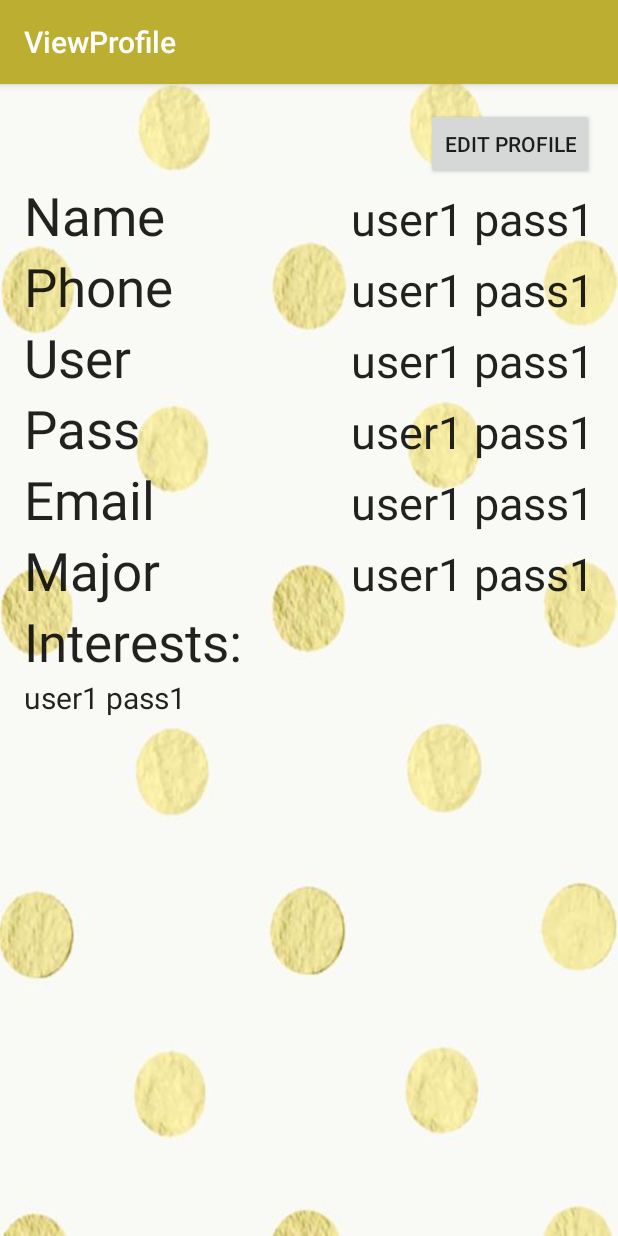
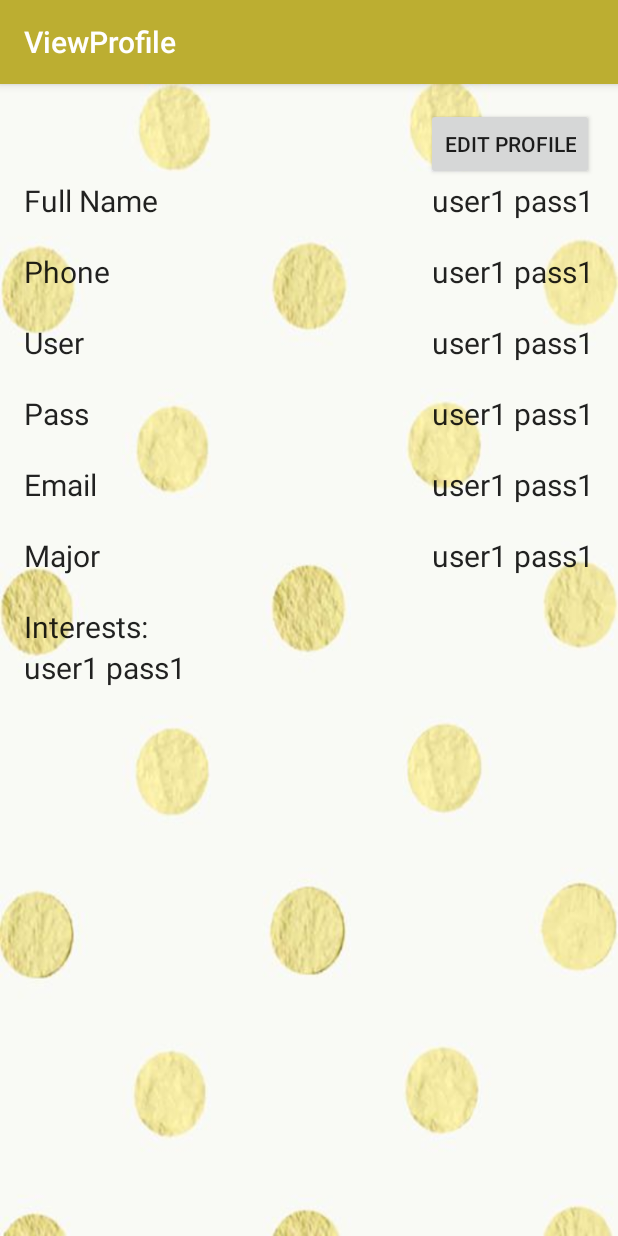
Before and after one commit to PolkaDot/PolkaDotMovies, an Android app: the ViewProfile screen opened directly, with no data from a screen before it, on a phone screen of 412 x 824 dp. Run offline under Robolectric (Android 15) with nearby library versions, the phone set to English and light mode, and no system bars.

Commit message:
changed the font and padding in edit profile

```diff
--- a/app/src/main/res/layout/content_view_profile.xml
+++ b/app/src/main/res/layout/content_view_profile.xml
@@ -29,22 +29,24 @@
         android:textAppearance="?android:attr/textAppearanceLarge"
         android:text="Email"
         android:id="@+id/emailLabel"
-        android:textSize="35dp"
+        android:textSize="20dp"
         android:layout_gravity="left"
         android:layout_below="@+id/PasswordLabel"
-        android:layout_alignParentStart="true" />
+        android:layout_alignParentStart="true"
+        android:paddingBottom="20dp" />
 
 
     <TextView
         android:layout_width="wrap_content"
         android:layout_height="wrap_content"
         android:textAppearance="?android:attr/textAppearanceLarge"
-        android:text="Name"
+        android:text="Full Name"
         android:id="@+id/NameLabel"
-        android:textSize="35dp"
+        android:textSize="20dp"
         android:layout_gravity="left|top"
         android:layout_below="@+id/EditProfile"
-        android:layout_alignParentStart="true" />
+        android:layout_alignParentStart="true"
+        android:paddingBottom="20dp" />
 
     <TextView
         android:layout_width="wrap_content"
@@ -52,10 +54,11 @@
         android:textAppearance="?android:attr/textAppearanceLarge"
         android:text="Phone"
         android:id="@+id/phoneLabel"
-        android:textSize="35dp"
+        android:textSize="20dp"
         android:layout_gravity="left"
         android:layout_below="@+id/NameLabel"
-        android:layout_alignParentStart="true" />
+        android:layout_alignParentStart="true"
+        android:paddingBottom="20dp" />
 
     <TextView
         android:layout_width="wrap_content"
@@ -64,10 +67,11 @@
         android:text="Major"
         android:id="@+id/MajorLabel"
         android:clickable="false"
-        android:textSize="35dp"
+        android:textSize="20dp"
         android:layout_gravity="left"
         android:layout_below="@+id/emailLabel"
-        android:layout_alignParentStart="true" />
+        android:layout_alignParentStart="true"
+        android:paddingBottom="20dp" />
 
     <TextView
         android:layout_width="wrap_content"
@@ -75,7 +79,7 @@
         android:textAppearance="?android:attr/textAppearanceLarge"
         android:text="Interests:"
         android:id="@+id/InterestLabel"
-        android:textSize="35dp"
+        android:textSize="20dp"
         android:layout_gravity="right"
         android:layout_below="@+id/MajorLabel"
         android:layout_alignParentStart="true" />
@@ -86,9 +90,10 @@
         android:textAppearance="?android:attr/textAppearanceLarge"
         android:text="User"
         android:id="@+id/UserNameLabel"
-        android:textSize="35dp"
+        android:textSize="20dp"
         android:layout_below="@+id/phoneLabel"
-        android:layout_alignParentStart="true" />
+        android:layout_alignParentStart="true"
+        android:paddingBottom="20dp" />
 
     <TextView
         android:layout_width="wrap_content"
@@ -98,15 +103,16 @@
         android:id="@+id/PasswordLabel"
         android:layout_below="@+id/UserNameLabel"
         android:layout_alignParentStart="true"
-        android:textSize="35dp"
-        android:password="false" />
+        android:textSize="20dp"
+        android:password="false"
+        android:paddingBottom="20dp" />
 
     <TextView
         android:layout_width="wrap_content"
         android:layout_height="wrap_content"
         android:textAppearance="?android:attr/textAppearanceLarge"
         android:focusable="false"
-        android:textSize="30dp"
+        android:textSize="20dp"
         android:id="@+id/PhoneTextField"
         android:layout_alignParentEnd="true"
         android:layout_gravity="right"
@@ -119,7 +125,7 @@
         android:layout_height="wrap_content"
         android:textAppearance="?android:attr/textAppearanceLarge"
         android:focusable="false"
-        android:textSize="30dp"
+        android:textSize="20dp"
         android:id="@+id/NameTextField"
         android:layout_alignParentEnd="true"
         android:layout_gravity="right"
@@ -132,7 +138,7 @@
         android:layout_height="wrap_content"
         android:textAppearance="?android:attr/textAppearanceLarge"
         android:focusable="false"
-        android:textSize="30dp"
+        android:textSize="20dp"
         android:id="@+id/PassTextField"
         android:layout_alignParentEnd="true"
         android:layout_gravity="right"
@@ -144,7 +150,7 @@
         android:layout_height="wrap_content"
         android:textAppearance="?android:attr/textAppearanceLarge"
         android:focusable="false"
-        android:textSize="30dp"
+        android:textSize="20dp"
         android:id="@+id/UserTextField"
         android:layout_alignParentEnd="true"
         android:layout_gravity="right"
@@ -158,7 +164,7 @@
         android:layout_height="wrap_content"
         android:textAppearance="?android:attr/textAppearanceLarge"
         android:focusable="false"
-        android:textSize="30dp"
+        android:textSize="20dp"
         android:id="@+id/EmailTextField"
         android:layout_alignParentEnd="true"
         android:layout_gravity="right"
@@ -185,7 +191,7 @@
         android:layout_height="wrap_content"
         android:textAppearance="?android:attr/textAppearanceLarge"
         android:focusable="false"
-        android:textSize="30dp"
+        android:textSize="20dp"
         android:id="@+id/MajorTextField"
         android:layout_alignTop="@+id/MajorLabel"
         android:layout_alignParentEnd="true"
```
